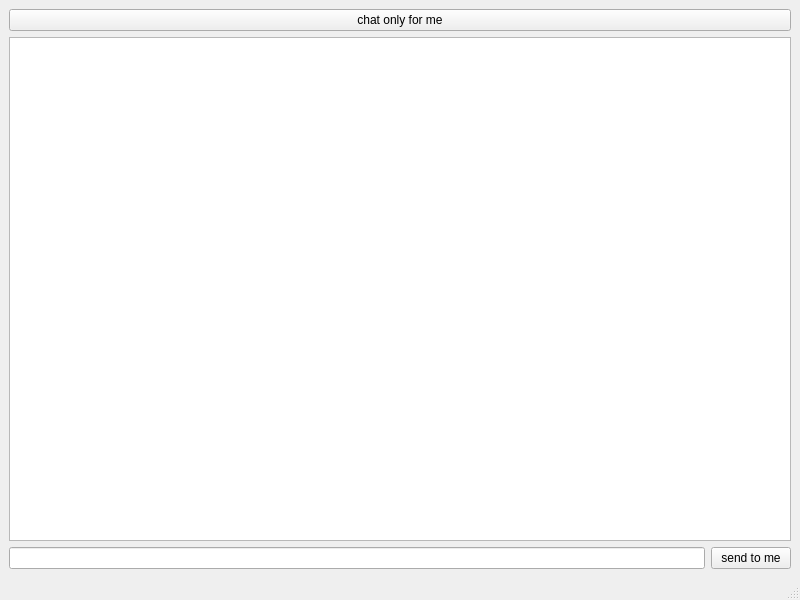
First picture: the form in client/pythonish/mainwindow.ui, repository S-VIN/MessengerForPythoners, before the edit.
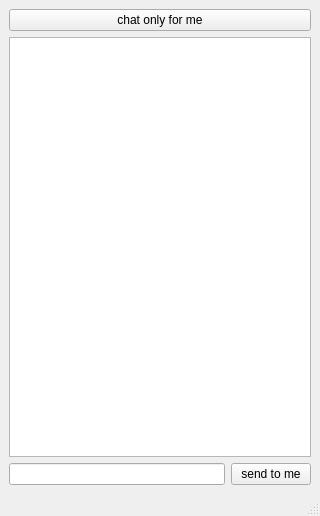
Second picture: the form after the edit.

```diff
--- a/client/pythonish/mainwindow.ui
+++ b/client/pythonish/mainwindow.ui
@@ -6,8 +6,8 @@
    <rect>
     <x>0</x>
     <y>0</y>
-    <width>800</width>
-    <height>600</height>
+    <width>320</width>
+    <height>516</height>
    </rect>
   </property>
   <property name="windowTitle">
@@ -26,23 +26,52 @@
       </item>
       <item>
        <widget class="QTableWidget" name="tableWidget">
+        <property name="font">
+         <font>
+          <family>Ubuntu</family>
+         </font>
+        </property>
+        <property name="layoutDirection">
+         <enum>Qt::LeftToRight</enum>
+        </property>
+        <property name="autoFillBackground">
+         <bool>false</bool>
+        </property>
+        <property name="frameShadow">
+         <enum>QFrame::Plain</enum>
+        </property>
         <property name="lineWidth">
          <number>3</number>
         </property>
         <property name="midLineWidth">
          <number>4</number>
         </property>
+        <property name="verticalScrollBarPolicy">
+         <enum>Qt::ScrollBarAlwaysOff</enum>
+        </property>
         <property name="horizontalScrollBarPolicy">
          <enum>Qt::ScrollBarAlwaysOff</enum>
         </property>
+        <property name="autoScroll">
+         <bool>false</bool>
+        </property>
+        <property name="selectionMode">
+         <enum>QAbstractItemView::NoSelection</enum>
+        </property>
+        <property name="selectionBehavior">
+         <enum>QAbstractItemView::SelectRows</enum>
+        </property>
+        <property name="textElideMode">
+         <enum>Qt::ElideLeft</enum>
+        </property>
         <property name="showGrid">
-         <bool>true</bool>
+         <bool>false</bool>
         </property>
         <property name="wordWrap">
-         <bool>false</bool>
+         <bool>true</bool>
         </property>
         <property name="cornerButtonEnabled">
-         <bool>false</bool>
+         <bool>true</bool>
         </property>
         <property name="rowCount">
          <number>0</number>
@@ -56,9 +85,27 @@
         <attribute name="horizontalHeaderHighlightSections">
          <bool>false</bool>
         </attribute>
+        <attribute name="horizontalHeaderShowSortIndicator" stdset="0">
+         <bool>false</bool>
+        </attribute>
+        <attribute name="horizontalHeaderStretchLastSection">
+         <bool>false</bool>
+        </attribute>
         <attribute name="verticalHeaderVisible">
          <bool>false</bool>
         </attribute>
+        <attribute name="verticalHeaderCascadingSectionResizes">
+         <bool>false</bool>
+        </attribute>
+        <attribute name="verticalHeaderHighlightSections">
+         <bool>false</bool>
+        </attribute>
+        <attribute name="verticalHeaderShowSortIndicator" stdset="0">
+         <bool>false</bool>
+        </attribute>
+        <attribute name="verticalHeaderStretchLastSection">
+         <bool>false</bool>
+        </attribute>
         <column/>
         <column/>
        </widget>
```
Left out of the diff: 3 changed lines with no effect on the pictures.
